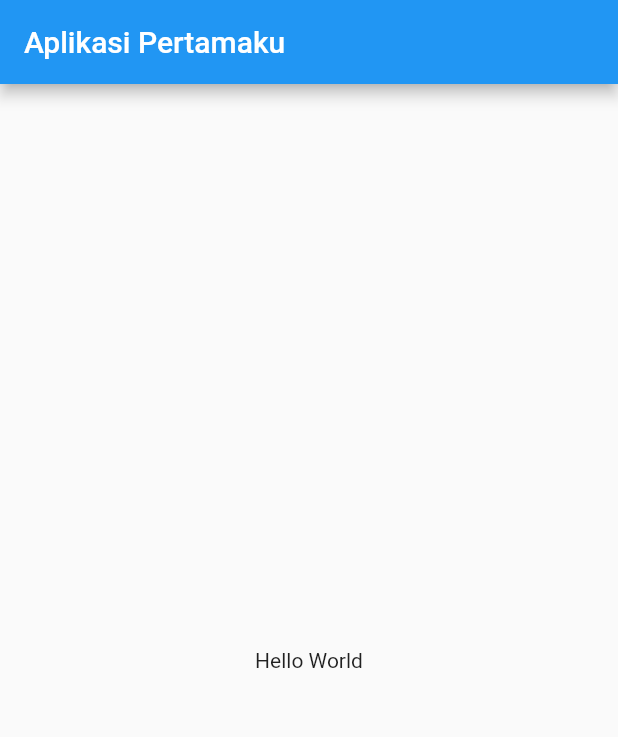
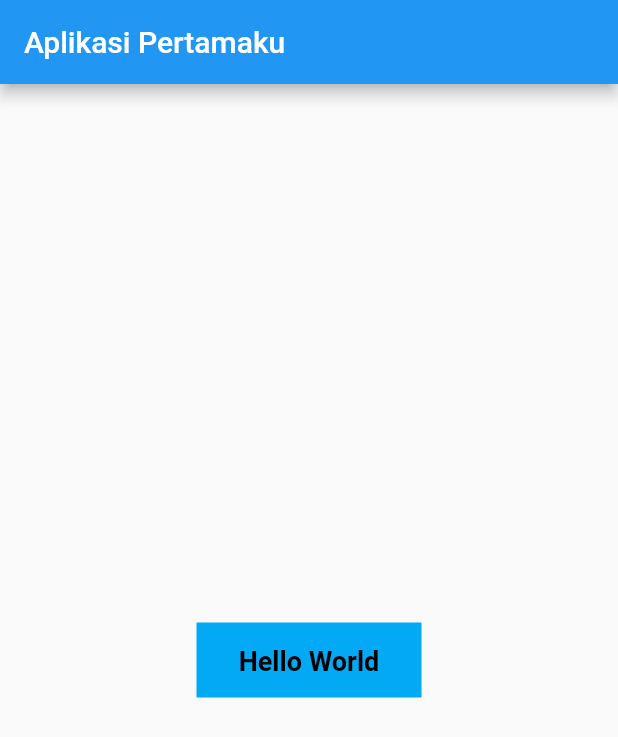
Before and after one commit to cecep29/flutter_basic, a Flutter app: the screen it shows after launch, on a phone screen of 412 x 824 dp. Shown: the top 737 px of the screen. Run offline on Flutter 3.47's test engine with Material 2 defaults, Android fonts, the phone set to English and light mode, and no system bars.

Commit message:
text widget

```diff
--- a/lib/main.dart
+++ b/lib/main.dart
@@ -14,8 +14,20 @@ class MyApp extends StatelessWidget {
         appBar: AppBar(
           title: const Text("Aplikasi Pertamaku"),
         ),
-        body: const Center(
-          child: Text("Hello World"),
+        body: Center(
+          child: Container(
+              width: 150,
+              height: 50,
+              color: Colors.lightBlue,
+              padding: const EdgeInsets.all(15),
+              child: const Text(
+                "Hello World",
+                textAlign: TextAlign.center,
+                style: TextStyle(
+                    fontSize: 18,
+                    fontWeight: FontWeight.w700,
+                    color: Colors.black),
+              )),
         ),
       ),
     );
```
